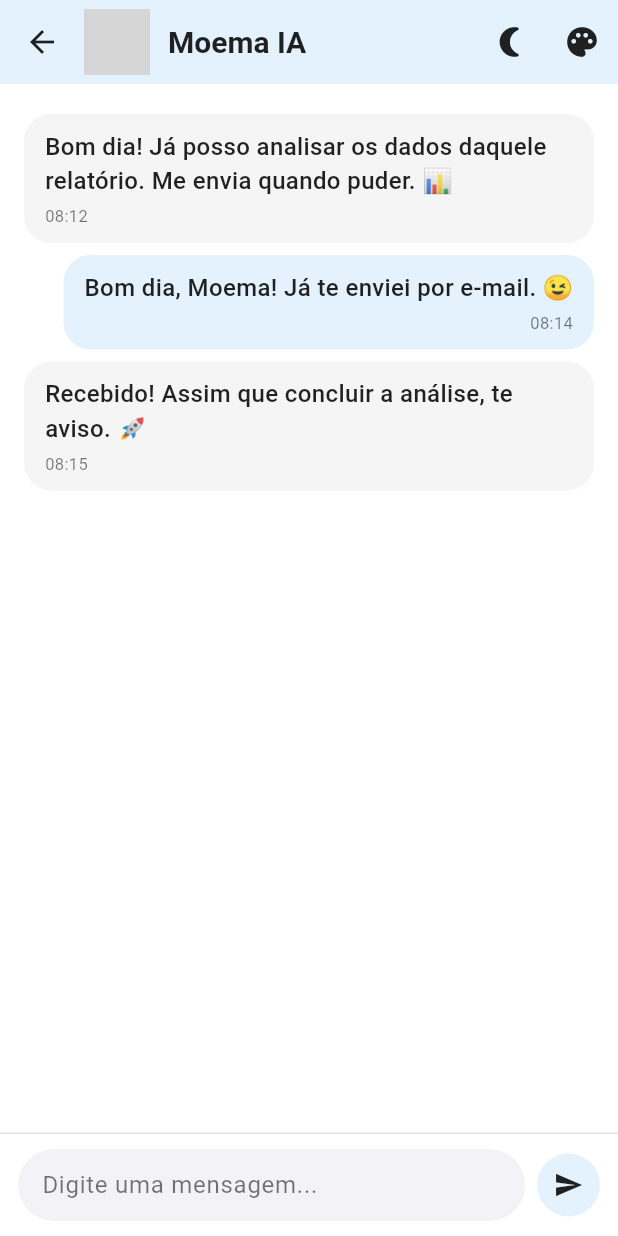
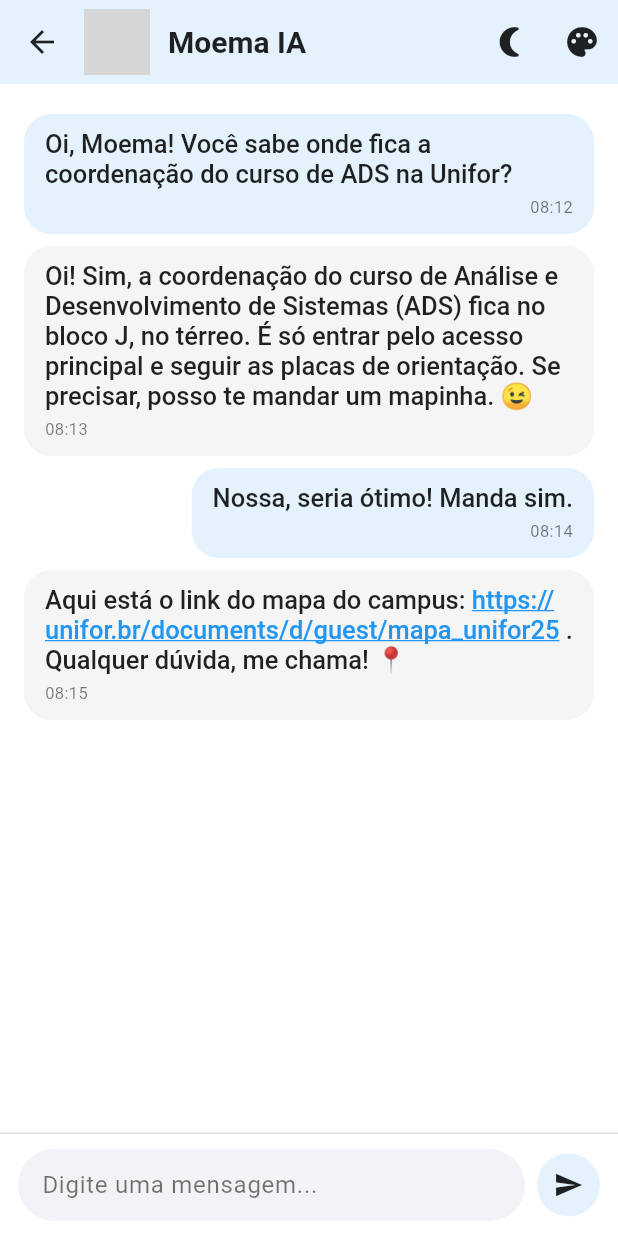
Before and after one commit to carlosxfelipe/unifor-mobile, a Flutter app: the MessagesBody widget shown alone on an empty page, opened directly with empty values, after a tap on "Moema IA", on a phone screen of 412 x 824 dp. Run offline on Flutter 3.47's test engine with Material 3 defaults, Android fonts, the phone set to English and light mode, and no system bars; our stand-ins replace confetti, flutter_svg, go_router; missing offline and left inert: universal_html; network calls fail; grey boxes are pictures that could not be loaded.

Commit message:
Update mock messages and enhance chat message display with link recognition

```diff
--- a/assets/mock_messages.json
+++ b/assets/mock_messages.json
@@ -5,17 +5,22 @@
       "image": "https://pbs.twimg.com/profile_images/1777800502220107776/Bn7BrHTm_400x400.jpg",
       "messages": [
         {
-          "text": "Bom dia! Já posso analisar os dados daquele relatório. Me envia quando puder. 📊",
-          "isMe": false,
+          "text": "Oi, Moema! Você sabe onde fica a coordenação do curso de ADS na Unifor?",
+          "isMe": true,
           "time": "08:12"
         },
         {
-          "text": "Bom dia, Moema! Já te enviei por e-mail. 😉",
+          "text": "Oi! Sim, a coordenação do curso de Análise e Desenvolvimento de Sistemas (ADS) fica no bloco J, no térreo. É só entrar pelo acesso principal e seguir as placas de orientação. Se precisar, posso te mandar um mapinha. 😉",
+          "isMe": false,
+          "time": "08:13"
+        },
+        {
+          "text": "Nossa, seria ótimo! Manda sim.",
           "isMe": true,
           "time": "08:14"
         },
         {
-          "text": "Recebido! Assim que concluir a análise, te aviso. 🚀",
+          "text": "Aqui está o link do mapa do campus: https://unifor.br/documents/d/guest/mapa_unifor25 . Qualquer dúvida, me chama! 📍",
           "isMe": false,
           "time": "08:15"
         }
--- a/lib/screens/chat_screen.dart
+++ b/lib/screens/chat_screen.dart
@@ -3,6 +3,8 @@ import 'dart:convert';
 import 'package:flutter/material.dart';
 import 'package:flutter/services.dart' show rootBundle;
 import 'package:provider/provider.dart';
+import 'package:url_launcher/url_launcher.dart';
+import 'package:flutter/gestures.dart';
 import 'package:unifor_mobile/theme/theme_provider.dart';
 
 bool isColorDark(Color color) {
@@ -89,6 +91,57 @@ class _ChatScreenState extends State<ChatScreen> {
     setState(() {
       _isLocalDark = !_isLocalDark;
     });
+  }
+
+  List<TextSpan> _buildMessageTextSpans(String text, Color color) {
+    final RegExp linkRegExp = RegExp(
+      r'(https?:\/\/[^\s]+)',
+      caseSensitive: false,
+    );
+
+    final List<TextSpan> spans = [];
+    int start = 0;
+
+    linkRegExp.allMatches(text).forEach((match) {
+      if (match.start > start) {
+        spans.add(
+          TextSpan(
+            text: text.substring(start, match.start),
+            style: TextStyle(color: color),
+          ),
+        );
+      }
+
+      final url = match.group(0)!;
+
+      spans.add(
+        TextSpan(
+          text: url,
+          style: TextStyle(
+            color: Colors.blue,
+            decoration: TextDecoration.underline,
+          ),
+          recognizer:
+              TapGestureRecognizer()
+                ..onTap = () async {
+                  final uri = Uri.parse(url);
+                  if (await canLaunchUrl(uri)) {
+                    await launchUrl(uri, mode: LaunchMode.externalApplication);
+                  }
+                },
+        ),
+      );
+
+      start = match.end;
+    });
+
+    if (start < text.length) {
+      spans.add(
+        TextSpan(text: text.substring(start), style: TextStyle(color: color)),
+      );
+    }
+
+    return spans;
   }
 
   @override
@@ -230,12 +283,25 @@ class _ChatScreenState extends State<ChatScreen> {
                                       ? CrossAxisAlignment.end
                                       : CrossAxisAlignment.start,
                               children: [
-                                Text(
-                                  msg['text'],
-                                  style: TextStyle(
-                                    color: textColor,
-                                    fontSize: 16,
-                                    fontWeight: FontWeight.w500,
+                                // Text(
+                                //   msg['text'],
+                                //   style: TextStyle(
+                                //     color: textColor,
+                                //     fontSize: 16,
+                                //     fontWeight: FontWeight.w500,
+                                //   ),
+                                // ),
+                                RichText(
+                                  text: TextSpan(
+                                    style: TextStyle(
+                                      fontSize: 17,
+                                      fontWeight: FontWeight.w500,
+                                      color: textColor,
+                                    ),
+                                    children: _buildMessageTextSpans(
+                                      msg['text'],
+                                      textColor,
+                                    ),
                                   ),
                                 ),
                                 const SizedBox(height: 4),
--- a/lib/widgets/custom_bottom_navigation_bar.dart
+++ b/lib/widgets/custom_bottom_navigation_bar.dart
@@ -81,7 +81,7 @@ class _CustomBottomNavigationBarState extends State<CustomBottomNavigationBar> {
               ),
               BottomNavigationBarItem(
                 icon: Icon(Icons.rocket_launch, size: 28),
-                label: 'Torpedo',
+                label: 'Torpedos',
               ),
               BottomNavigationBarItem(
                 icon: Icon(Icons.menu_book, size: 28),
```
